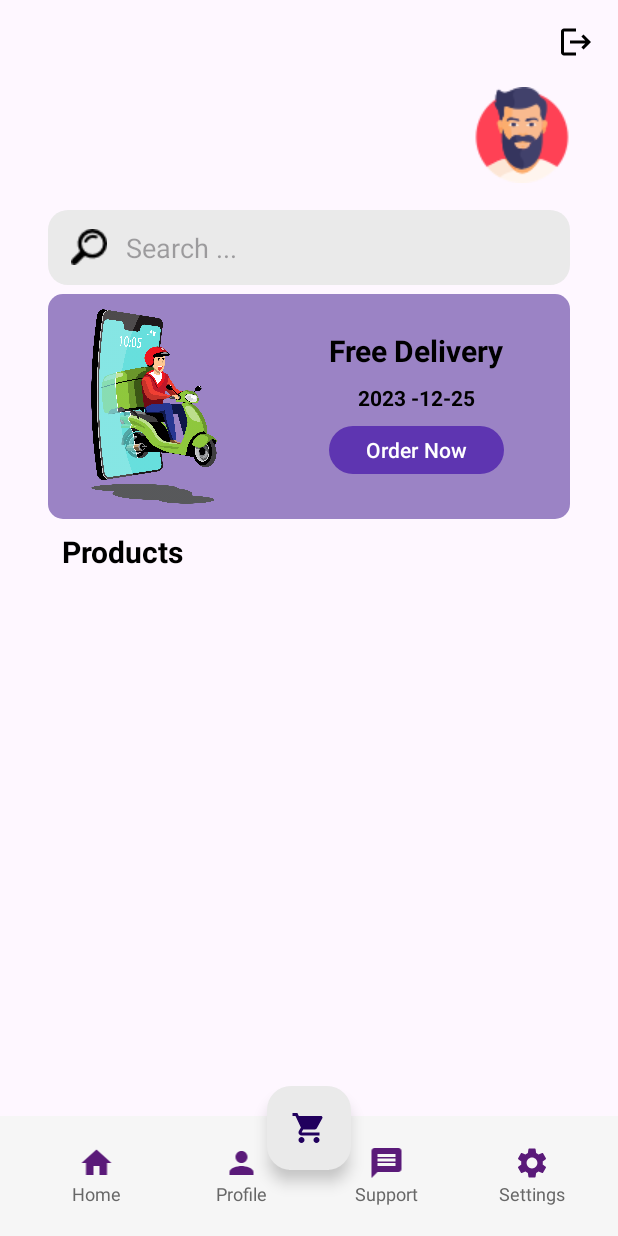
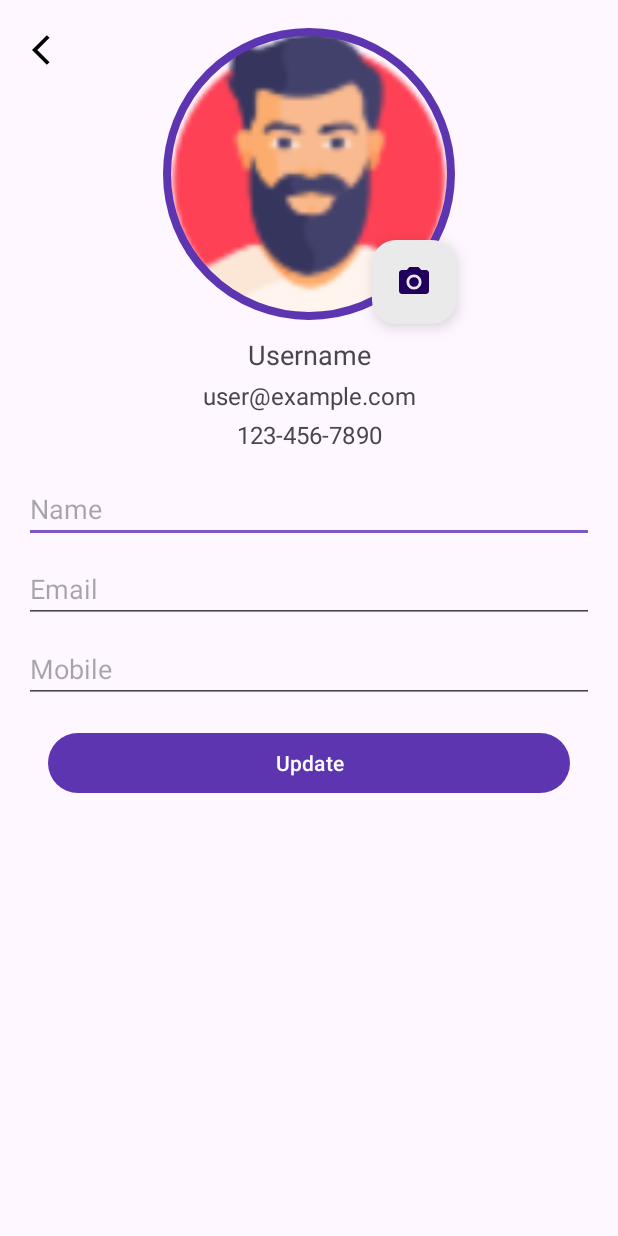
Before and after one commit to nimeshdkumarawansha/SheyCakeApp, an Android app: the MainActivity screen opened directly, with no data from a screen before it, after a tap on an icon or button, on a phone screen of 412 x 824 dp. Run offline under Robolectric (Android 15) with nearby library versions, the phone set to English and light mode, and no system bars; our stand-ins replace Firebase (no records; nobody signed in at launch, a user with empty details on screens opened directly), Picasso; libraries missing offline, so code that uses them is left out: com.github.dhaval2404.imagepicker.

Commit message:
user profile update

```diff
--- a/app/build.gradle
+++ b/app/build.gradle
@@ -52,6 +52,11 @@ dependencies {
     implementation("com.google.firebase:firebase-auth")
 
     implementation 'com.google.firebase:firebase-firestore:23.0.3'
+    implementation("com.google.firebase:firebase-storage")
+    implementation("com.google.firebase:firebase-database")
+    implementation 'com.squareup.picasso:picasso:2.71828'
+
+    implementation 'com.github.dhaval2404:imagepicker:2.1'
 
     implementation('com.google.android.gms:play-services-auth:20.7.0')
 }
--- a/app/src/main/AndroidManifest.xml
+++ b/app/src/main/AndroidManifest.xml
@@ -4,6 +4,7 @@
 
     <uses-permission android:name="android.permission.WRITE_EXTERNAL_STORAGE" />
     <uses-permission android:name="android.permission.MANAGE_EXTERNAL_STORAGE" />
+    <uses-permission android:name="android.permission.READ_EXTERNAL_STORAGE" />
 
     <application
         android:allowBackup="true"
@@ -15,6 +16,9 @@
         android:supportsRtl="true"
         android:theme="@style/Theme.SheyCakeApp"
         tools:targetApi="31">
+        <activity
+            android:name=".Activity.UserProfileActivity"
+            android:exported="false" />
         <activity
             android:name=".Activity.CartListActivity"
             android:exported="false"
--- a/app/src/main/java/com/orcs/sheycakeapp/Activity/MainActivity.java
+++ b/app/src/main/java/com/orcs/sheycakeapp/Activity/MainActivity.java
@@ -2,7 +2,6 @@ package com.orcs.sheycakeapp.Activity;
 
 import androidx.annotation.NonNull;
 import androidx.appcompat.app.AppCompatActivity;
-import androidx.recyclerview.widget.LinearLayoutManager;
 import androidx.recyclerview.widget.RecyclerView;
 
 import android.content.Context;
@@ -12,7 +11,6 @@ import android.os.Bundle;
 import android.util.Log;
 import android.view.LayoutInflater;
 import android.view.View;
-import android.view.ViewGroup;
 import android.widget.LinearLayout;
 import android.widget.TextView;
 
@@ -26,9 +24,6 @@ import com.google.firebase.firestore.QueryDocumentSnapshot;
 import com.google.firebase.firestore.QuerySnapshot;
 import com.orcs.sheycakeapp.R;
 
-import java.io.File;
-import java.io.IOException;
-import java.util.ArrayList;
 import java.util.Map;
 
 public class MainActivity extends AppCompatActivity {
@@ -119,7 +114,7 @@ public class MainActivity extends AppCompatActivity {
         findViewById(R.id.profileButton).setOnClickListener(new View.OnClickListener() {
             @Override
             public void onClick(View v) {
-                Intent intent = new Intent(MainActivity.this, LoginActivity.class);
+                Intent intent = new Intent(MainActivity.this, UserProfileActivity.class);
                 startActivity(intent);
             }
         });
--- /dev/null
+++ b/app/src/main/java/com/orcs/sheycakeapp/Activity/UserProfileActivity.java
@@ -0,0 +1,187 @@
+package com.orcs.sheycakeapp.Activity;
+
+import androidx.annotation.NonNull;
+import androidx.annotation.Nullable;
+import androidx.appcompat.app.AppCompatActivity;
+
+import android.content.Intent;
+import android.graphics.Bitmap;
+import android.net.Uri;
+import android.os.Bundle;
+import android.provider.MediaStore;
+import android.util.Log;
+import android.view.View;
+import android.widget.ImageView;
+import android.widget.TextView;
+import android.widget.Toast;
+
+import com.github.dhaval2404.imagepicker.ImagePicker;
+import com.google.android.gms.tasks.Continuation;
+import com.google.android.gms.tasks.OnCompleteListener;
+import com.google.android.gms.tasks.Task;
+import com.google.android.material.floatingactionbutton.FloatingActionButton;
+import com.google.firebase.auth.FirebaseAuth;
+import com.google.firebase.database.DatabaseReference;
+import com.google.firebase.database.FirebaseDatabase;
+import com.google.firebase.firestore.FirebaseFirestore;
+import com.google.firebase.firestore.QueryDocumentSnapshot;
+import com.google.firebase.firestore.QuerySnapshot;
+import com.google.firebase.storage.FirebaseStorage;
+import com.google.firebase.storage.StorageReference;
+import com.google.firebase.storage.StorageTask;
+import com.orcs.sheycakeapp.R;
+import com.squareup.picasso.Picasso;
+
+import java.io.IOException;
+import java.util.HashMap;
+import java.util.Map;
+
+public class UserProfileActivity extends AppCompatActivity {
+    public static final String TAG = UserProfileActivity.class.getName();
+    private static final int PICK_IMAGE_REQUEST = 1;
+    private ImageView profileImage;
+    private TextView usernameTextView;
+    private TextView emailTextView;
+    private TextView mobileTextView;
+    private FloatingActionButton floatingActionButton;
+    private DatabaseReference databaseReference;
+    private FirebaseFirestore db = FirebaseFirestore.getInstance();
+    private FirebaseAuth mAuth = FirebaseAuth.getInstance();
+    private Uri profileImageUri;
+    private String myUrl = "";
+    private StorageTask uploadTask;
+    private StorageReference storageProfilePicsRef;
+
+    @Override
+    protected void onCreate(Bundle savedInstanceState) {
+        super.onCreate(savedInstanceState);
+        setContentView(R.layout.activity_user_profile);
+
+        findViewById(R.id.back_arrow).setOnClickListener(new View.OnClickListener() {
+            @Override
+            public void onClick(View v) {
+                Intent intent = new Intent(UserProfileActivity.this, MainActivity.class);
+                startActivity(intent);
+            }
+        });
+
+        profileImage = findViewById(R.id.profileImage);
+        floatingActionButton = findViewById(R.id.camera);
+        usernameTextView = findViewById(R.id.usernameTextView);
+        emailTextView = findViewById(R.id.emailTextView);
+        mobileTextView = findViewById(R.id.mobileTextView);
+
+        databaseReference = FirebaseDatabase.getInstance().getReference("users");
+        storageProfilePicsRef = FirebaseStorage.getInstance().getReference().child("Profile Pictures");
+
+        db.collection("users")
+                .get()
+                .addOnCompleteListener(new OnCompleteListener<QuerySnapshot>() {
+                    @Override
+                    public void onComplete(@NonNull Task<QuerySnapshot> task) {
+                        if (task.isSuccessful()) {
+                            for (QueryDocumentSnapshot document : task.getResult()) {
+                                Map<String, Object> data = document.getData();
+
+                                if (data.containsKey("name")) {
+                                    String name = (String) data.get("name");
+                                    usernameTextView.setText(name);
+                                }
+
+                                if (data.containsKey("mobile")) {
+                                    String mobile = (String) data.get("mobile");
+                                    mobileTextView.setText(mobile);
+                                }
+
+                                if (data.containsKey("email")) {
+                                    String email = (String) data.get("email");
+                                    emailTextView.setText(email);
+                                }
+                            }
+                        } else {
+                            Log.w(TAG, "Error getting documents.", task.getException());
+                        }
+                    }
+                });
+
+        floatingActionButton.setOnClickListener(new View.OnClickListener() {
+            @Override
+            public void onClick(View v) {
+                ImagePicker.with(UserProfileActivity.this)
+                        .crop()
+                        .compress(1024)
+                        .maxResultSize(1080, 1080)
+                        .start();
+            }
+        });
+        findViewById(R.id.updateProfileButton).setOnClickListener(new View.OnClickListener() {
+            @Override
+            public void onClick(View v) {
+                uploadProfileImage();
+            }
+        });
+        getUserInfo();
+    }
+
+    private void getUserInfo() {
+        databaseReference.child(mAuth.getCurrentUser().getUid()).addValueEventListener(new com.google.firebase.database.ValueEventListener() {
+            @Override
+            public void onDataChange(@NonNull com.google.firebase.database.DataSnapshot snapshot) {
+                if(snapshot.exists() && snapshot.getChildrenCount() > 0) {
+                    if(snapshot.hasChild("image")) {
+                        String image = snapshot.child("image").getValue().toString();
+                        myUrl = image;
+                        Picasso.get().load(image).into(profileImage);
+                        Log.d(TAG, "onDataChange: " + image);
+                    }
+                }
+            }
+
+            @Override
+            public void onCancelled(@NonNull com.google.firebase.database.DatabaseError error) {
+
+            }
+        });
+    }
+
+    private void uploadProfileImage() {
+        if(profileImageUri != null) {
+            final StorageReference fileRef = storageProfilePicsRef.child(mAuth.getCurrentUser().getUid() + ".jpg");
+
+                uploadTask = fileRef.putFile(profileImageUri);
+                uploadTask.continueWithTask(new Continuation() {
+                    @Override
+                    public Object then(@NonNull Task task) throws Exception {
+                        if(!task.isSuccessful()) {
+                            throw task.getException();
+                        }
+                        return fileRef.getDownloadUrl();
+                    }
+                }).addOnCompleteListener(new OnCompleteListener<Uri>() {
+                    @Override
+                    public void onComplete(@NonNull Task<Uri> task) {
+                        if(task.isSuccessful()) {
+                            Uri downloadUrl = (Uri) task.getResult();
+                             myUrl = downloadUrl.toString();
+
+                            HashMap<String, Object> userMap = new HashMap<>();
+                            userMap.put("image", myUrl);
+                            databaseReference.child(mAuth.getCurrentUser().getUid()).updateChildren(userMap);
+                        }
+                    }
+                });
+
+        } else {
+            Toast.makeText(this, "Image not selected", Toast.LENGTH_SHORT).show();
+        }
+    }
+
+    @Override
+    protected void onActivityResult(int requestCode, int resultCode, @Nullable Intent data) {
+        super.onActivityResult(requestCode, resultCode, data);
+        Uri uri = data.getData();
+        profileImage.setImageURI(uri);
+        profileImageUri = uri;
+    }
+
+}
--- /dev/null
+++ b/app/src/main/res/drawable/baseline_photo_camera_24.xml
@@ -0,0 +1,6 @@
+<vector android:height="24dp" android:tint="#000000"
+    android:viewportHeight="24" android:viewportWidth="24"
+    android:width="24dp" xmlns:android="http://schemas.android.com/apk/res/android">
+    <path android:fillColor="@android:color/white" android:pathData="M12,12m-3.2,0a3.2,3.2 0,1 1,6.4 0a3.2,3.2 0,1 1,-6.4 0"/>
+    <path android:fillColor="@android:color/white" android:pathData="M9,2L7.17,4L4,4c-1.1,0 -2,0.9 -2,2v12c0,1.1 0.9,2 2,2h16c1.1,0 2,-0.9 2,-2L22,6c0,-1.1 -0.9,-2 -2,-2h-3.17L15,2L9,2zM12,17c-2.76,0 -5,-2.24 -5,-5s2.24,-5 5,-5 5,2.24 5,5 -2.24,5 -5,5z"/>
+</vector>
--- /dev/null
+++ b/app/src/main/res/layout/activity_user_profile.xml
@@ -0,0 +1,122 @@
+<?xml version="1.0" encoding="utf-8"?>
+<androidx.constraintlayout.widget.ConstraintLayout
+    xmlns:android="http://schemas.android.com/apk/res/android"
+    xmlns:app="http://schemas.android.com/apk/res-auto"
+    xmlns:tools="http://schemas.android.com/tools"
+    android:layout_width="match_parent"
+    android:layout_height="match_parent"
+    tools:context=".Activity.UserProfileActivity">
+
+    <include layout="@layout/toolbar3"/>
+
+    <com.google.android.material.imageview.ShapeableImageView
+        android:id="@+id/profileImage"
+        android:layout_width="200dp"
+        android:layout_height="200dp"
+        android:src="@drawable/man"
+       app:shapeAppearanceOverlay="@style/circuler"
+        app:strokeWidth="5dp"
+        app:strokeColor="@color/my_primary"
+        android:padding="5dp"
+        app:layout_constraintTop_toTopOf="parent"
+        app:layout_constraintStart_toStartOf="parent"
+        app:layout_constraintEnd_toEndOf="parent"
+        android:layout_marginTop="16dp"/>
+
+    <TextView
+        android:id="@+id/usernameTextView"
+        android:layout_width="wrap_content"
+        android:layout_height="wrap_content"
+        android:text="Username"
+        android:textSize="18sp"
+        app:layout_constraintTop_toBottomOf="@id/profileImage"
+        app:layout_constraintStart_toStartOf="parent"
+        app:layout_constraintEnd_toEndOf="parent"
+        android:layout_marginTop="8dp"/>
+
+    <TextView
+        android:id="@+id/emailTextView"
+        android:layout_width="wrap_content"
+        android:layout_height="wrap_content"
+        android:text="user@example.com"
+        android:textSize="16sp"
+        app:layout_constraintTop_toBottomOf="@id/usernameTextView"
+        app:layout_constraintStart_toStartOf="parent"
+        app:layout_constraintEnd_toEndOf="parent"
+        android:layout_marginTop="4dp"/>
+
+    <TextView
+        android:id="@+id/mobileTextView"
+        android:layout_width="wrap_content"
+        android:layout_height="wrap_content"
+        android:text="123-456-7890"
+        android:textSize="16sp"
+        app:layout_constraintTop_toBottomOf="@id/emailTextView"
+        app:layout_constraintStart_toStartOf="parent"
+        app:layout_constraintEnd_toEndOf="parent"
+        android:layout_marginTop="4dp"/>
+
+    <EditText
+        android:id="@+id/nameEditText"
+        android:layout_width="0dp"
+        android:layout_height="wrap_content"
+        android:layout_marginTop="16dp"
+        android:hint="Name"
+        app:layout_constraintTop_toBottomOf="@id/mobileTextView"
+        app:layout_constraintStart_toStartOf="parent"
+        app:layout_constraintEnd_toEndOf="parent"
+        android:layout_marginStart="16dp"
+        android:layout_marginEnd="16dp"/>
+
+    <EditText
+        android:id="@+id/emailEditText"
+        android:layout_width="0dp"
+        android:layout_height="wrap_content"
+        android:layout_marginTop="8dp"
+        android:hint="Email"
+        app:layout_constraintTop_toBottomOf="@id/nameEditText"
+        app:layout_constraintStart_toStartOf="parent"
+        app:layout_constraintEnd_toEndOf="parent"
+        android:layout_marginStart="16dp"
+        android:layout_marginEnd="16dp"/>
+
+    <EditText
+        android:id="@+id/mobileEditText"
+        android:layout_width="0dp"
+        android:layout_height="wrap_content"
+        android:layout_marginTop="8dp"
+        android:hint="Mobile"
+        app:layout_constraintTop_toBottomOf="@id/emailEditText"
+        app:layout_constraintStart_toStartOf="parent"
+        app:layout_constraintEnd_toEndOf="parent"
+        android:layout_marginStart="16dp"
+        android:layout_marginEnd="16dp"/>
+
+    <Button
+        android:id="@+id/updateProfileButton"
+        android:layout_width="0dp"
+        android:layout_height="wrap_content"
+        android:layout_marginStart="32dp"
+        android:layout_marginTop="16dp"
+        android:layout_marginEnd="32dp"
+        android:text="Update"
+        app:layout_constraintEnd_toEndOf="parent"
+        app:layout_constraintStart_toStartOf="parent"
+        app:layout_constraintTop_toBottomOf="@id/mobileEditText" />
+
+    <com.google.android.material.floatingactionbutton.FloatingActionButton
+        android:id="@+id/camera"
+        android:layout_width="wrap_content"
+        android:layout_height="wrap_content"
+        android:layout_marginEnd="108dp"
+        android:clickable="true"
+        android:contentDescription="TODO"
+        android:tint="@color/my_ash"
+        android:backgroundTint="@color/my_ash"
+        android:src="@drawable/baseline_photo_camera_24"
+        app:layout_constraintBottom_toBottomOf="@+id/profileImage"
+        app:layout_constraintEnd_toEndOf="parent"
+        app:layout_constraintTop_toTopOf="@+id/profileImage"
+        app:layout_constraintVertical_bias="1.0" />
+
+</androidx.constraintlayout.widget.ConstraintLayout>
--- /dev/null
+++ b/app/src/main/res/values/custom_style.xml
@@ -0,0 +1,6 @@
+<?xml version="1.0" encoding="utf-8"?>
+<resources>
+    <style name="circuler">
+        <item name="cornerSize">50%</item>
+    </style>
+</resources>
--- a/settings.gradle
+++ b/settings.gradle
@@ -10,6 +10,7 @@ dependencyResolutionManagement {
     repositories {
         google()
         mavenCentral()
+        maven { url "https://jitpack.io" }
     }
 }
 
```
Also changed, not shown: app/src/main/java/com/orcs/sheycakeapp/Activity/ShowDetailsActivity.java (+0 -7 lines), app/src/main/res/layout/toolbar3.xml (+8 -8 lines).
